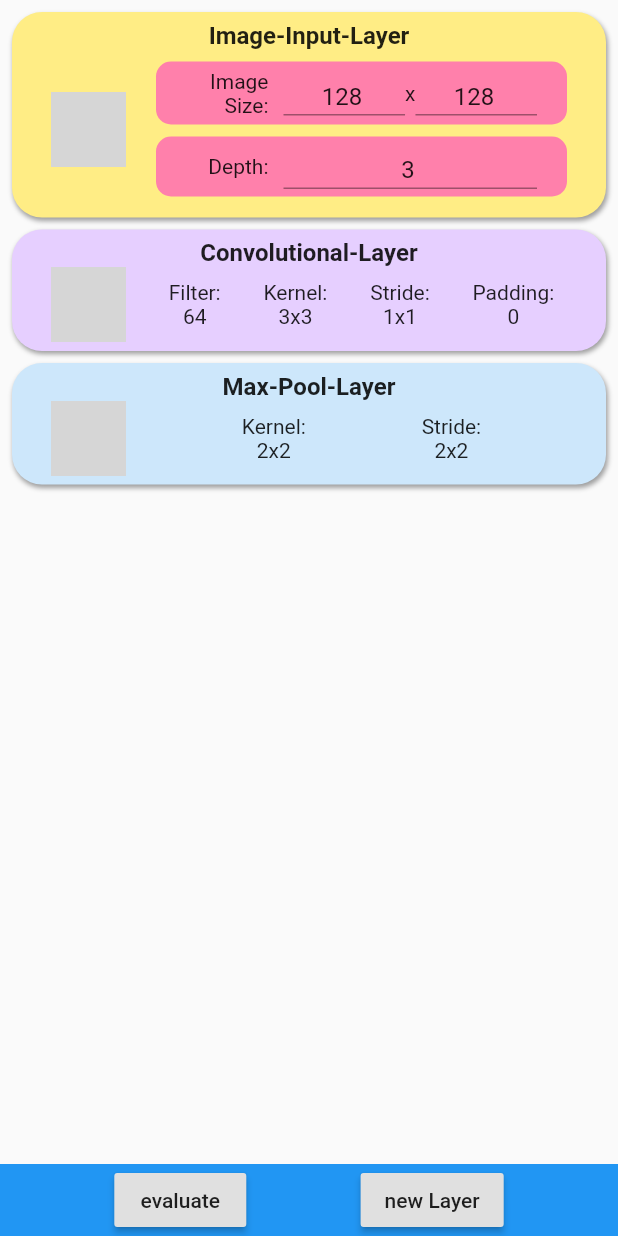
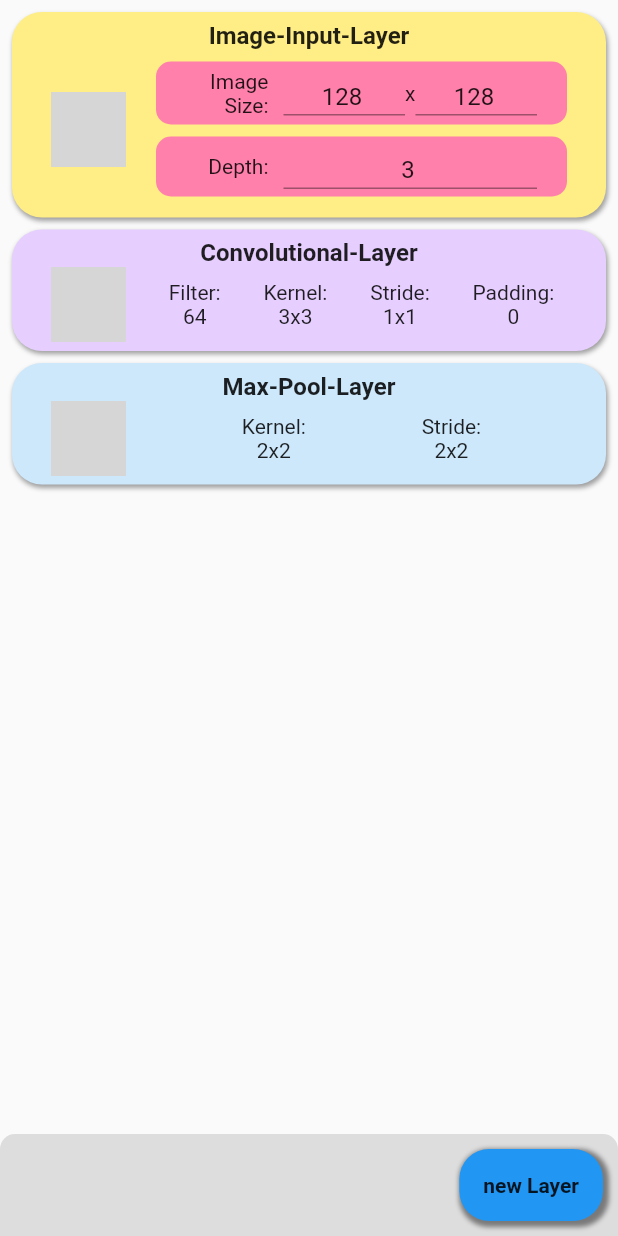
Before and after one commit to aeAlex/dnnImageLayerCalculator, a Flutter app: the screen it shows after launch, on a phone screen of 412 x 824 dp. Run offline on Flutter 3.47's test engine with Material 2 defaults, Android fonts, the phone set to English and light mode, and no system bars; grey boxes are pictures that could not be loaded.

Commit message:
Redesigned the bottom bar and removed the evaluate Button

```diff
--- a/lib/screens/layerScreen.dart
+++ b/lib/screens/layerScreen.dart
@@ -76,17 +76,16 @@ class _LayerScreenState extends State<LayerScreen> {
                 (this.isSubScreenShown)
                     ? SizedBox(height: NewLayerSubScreen.subScreenHight)
                     : Container(
-                        decoration: BoxDecoration(color: Colors.blue),
+                        decoration: BoxDecoration(
+                          color: Color(0xFFDDDDDD),
+                          borderRadius: BorderRadius.only(
+                            topRight: Radius.circular(10),
+                            topLeft: Radius.circular(10),
+                          ),
+                        ),
                         child: Row(
-                          mainAxisAlignment: MainAxisAlignment.spaceEvenly,
+                          mainAxisAlignment: MainAxisAlignment.end,
                           children: <Widget>[
-                            RaisedButton(
-                              onPressed: () {
-                                print(layers.layerList.length);
-                                evaluateLayers(layers);
-                              },
-                              child: Text("evaluate"),
-                            ),
                             NewLayerButton(parrent: this),
                           ],
                         ),
@@ -107,12 +106,25 @@ class NewLayerButton extends StatelessWidget {
 
   @override
   Widget build(BuildContext context) {
-    return RaisedButton(
+    return Container(
+      decoration: BoxDecoration(
+        color: Colors.blue,
+        borderRadius: BorderRadius.all(Radius.circular(20.0)),
+        boxShadow: [
+          BoxShadow(
+              color: Colors.black45,
+              blurRadius: 2.0,
+              spreadRadius: 2.0,
+              offset: Offset(2.0, 2.0)),
+        ],
+      ),
+      margin: EdgeInsets.all(10.0),
+      child: FlatButton(
         onPressed: () {
           this.parrent.bottomSheet = showBottomSheet(
             context: context,
-          builder: (context) =>
-              NewLayerSubScreen(updateUiFunction: this.parrent.scrollToBottom),
+            builder: (context) => NewLayerSubScreen(
+                updateUiFunction: this.parrent.scrollToBottom),
           );
           this.parrent.setIsSubScreenShown(true);
           this
@@ -121,7 +133,11 @@ class NewLayerButton extends StatelessWidget {
               .closed
               .then((value) => this.parrent.setIsSubScreenShown(false));
         },
-      child: Text("new Layer"),
+        child: Text(
+          "new Layer",
+          style: TextStyle(fontWeight: FontWeight.w700),
+        ),
+      ),
     );
   }
 }
```
Lines whose indentation alone changed are shown as unchanged.
